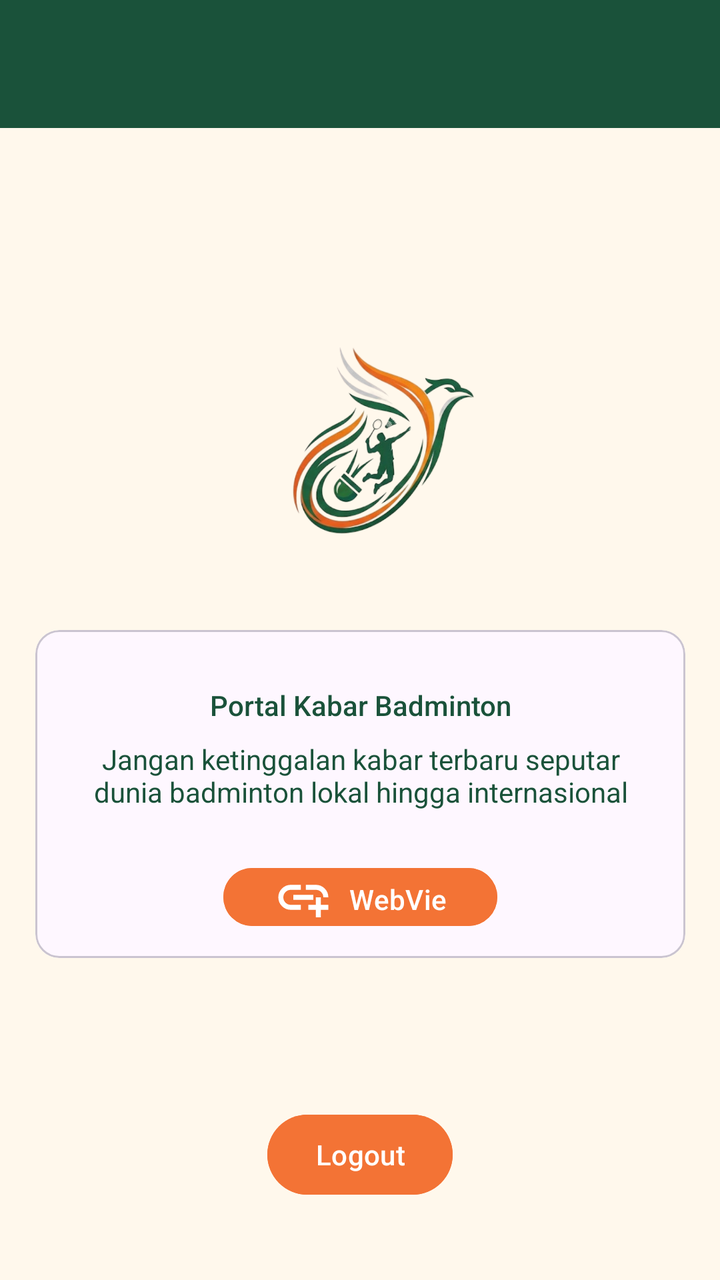
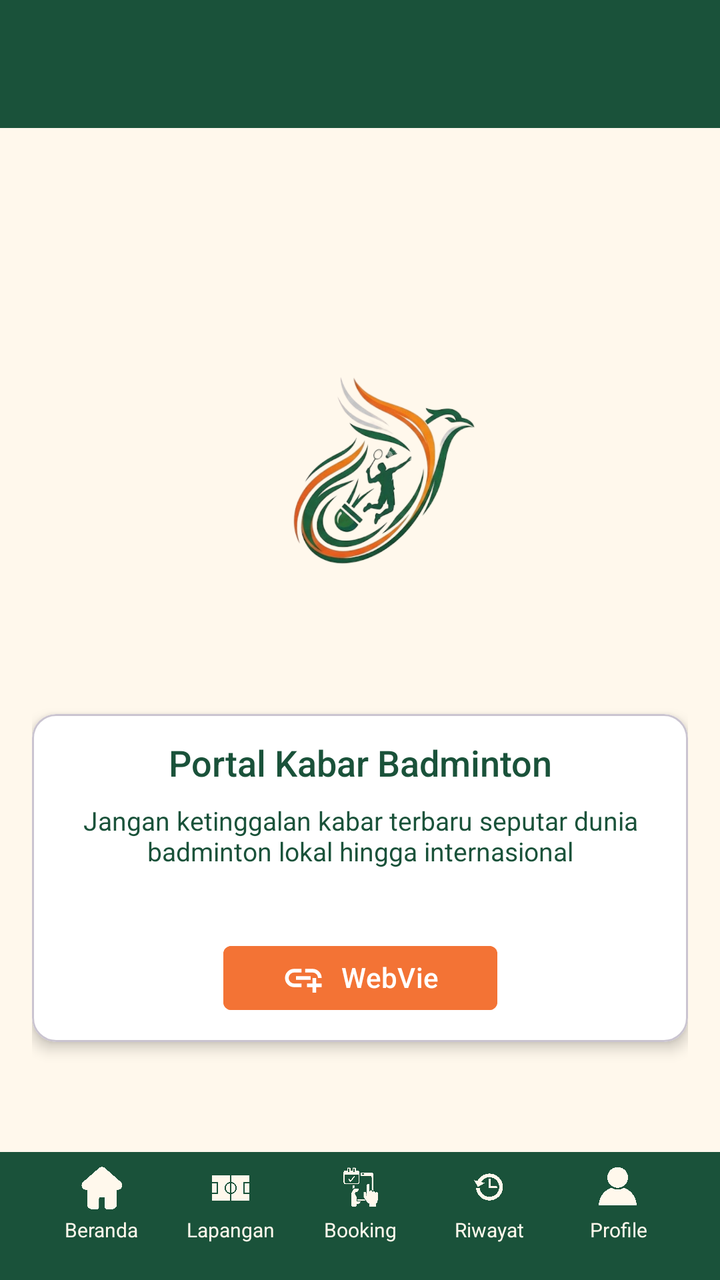

The first picture is an Android layout as it rendered before a commit; the second is the same layout after the commit. The layout source and the unified diff follow.
<!-- AndroidManifest.xml: application theme Theme.ZWAQtela -->
<!-- res/layout/activity_main.xml -->
<?xml version="1.0" encoding="utf-8"?>
<androidx.coordinatorlayout.widget.CoordinatorLayout xmlns:android="http://schemas.android.com/apk/res/android"
    xmlns:app="http://schemas.android.com/apk/res-auto"
    xmlns:tools="http://schemas.android.com/tools"
    android:id="@+id/main"
    android:layout_width="match_parent"
    android:layout_height="match_parent"
    android:background="#1A523A"
    tools:context=".MainActivity">

    <com.google.android.material.appbar.AppBarLayout
        android:id="@+id/appBarLayout"
        android:layout_width="match_parent"
        android:layout_height="match_parent"
        android:background="#FFF8EC">

        <androidx.appcompat.widget.Toolbar
            android:id="@+id/toolbar"
            android:layout_width="match_parent"
            android:layout_height="?attr/actionBarSize"
            android:background="#1A523A"
            app:layout_scrollFlags="scroll|enterAlways"
            app:titleTextColor="#FFFFFF"
            app:subtitleTextColor="#FFFFFF" />

    </com.google.android.material.appbar.AppBarLayout>


    <androidx.constraintlayout.widget.ConstraintLayout
        android:id="@+id/constraintLayout"
        android:layout_width="match_parent"
        android:layout_height="match_parent"
        android:layout_marginTop="131dp">

        <com.google.android.material.card.MaterialCardView
            android:id="@+id/cardWebView"
            android:layout_width="325dp"
            android:layout_height="164dp"
            android:layout_marginTop="184dp"
            app:layout_constraintEnd_toEndOf="parent"
            app:layout_constraintStart_toStartOf="parent"
            app:layout_constraintTop_toTopOf="parent">

            
            <androidx.constraintlayout.widget.ConstraintLayout
                android:layout_width="match_parent"
                android:layout_height="match_parent">

                
                <TextView
                    android:id="@+id/textweb"
                    android:layout_width="280dp"
                    android:layout_height="wrap_content"
                    android:layout_marginTop="28dp"
                    android:fontFamily="sans-serif-medium"
                    android:text="Portal Kabar Badminton"
                    android:textAlignment="center"
                    android:textColor="#1A523A"
                    app:layout_constraintEnd_toEndOf="parent"
                    app:layout_constraintStart_toStartOf="parent"
                    app:layout_constraintTop_toTopOf="parent" />

                
                <TextView
                    android:id="@+id/textView2"
                    android:layout_width="280dp"
                    android:layout_height="wrap_content"
                    android:layout_marginTop="8dp"
                    android:fontFamily="sans-serif"
                    android:text="Jangan ketinggalan kabar terbaru seputar dunia badminton lokal hingga internasional"
                    android:textAlignment="center"
                    android:textColor="#1A523A"
                    app:layout_constraintEnd_toEndOf="parent"
                    app:layout_constraintStart_toStartOf="parent"
                    app:layout_constraintTop_toBottomOf="@id/textweb" />

                <Button
                    android:id="@+id/btnWebView"
                    android:layout_width="137dp"
                    android:layout_height="37dp"
                    android:layout_marginBottom="12dp"
                    android:backgroundTint="#F37335"
                    android:text="WebView"
                    android:textColor="#FFFFFF"
                    app:icon="@drawable/ic_linkk"
                    app:iconGravity="textStart"
                    app:iconSize="30dp"
                    app:layout_constraintBottom_toBottomOf="parent"
                    app:layout_constraintEnd_toEndOf="parent"
                    app:layout_constraintStart_toStartOf="parent" />

            </androidx.constraintlayout.widget.ConstraintLayout>

        </com.google.android.material.card.MaterialCardView>

        <ImageView
            android:id="@+id/imageView2"
            android:layout_width="196dp"
            android:layout_height="195dp"
            app:layout_constraintBottom_toBottomOf="parent"
            app:layout_constraintEnd_toEndOf="parent"
            app:layout_constraintHorizontal_bias="0.498"
            app:layout_constraintStart_toStartOf="parent"
            app:layout_constraintTop_toTopOf="parent"
            app:layout_constraintVertical_bias="0.0"
            app:srcCompat="@drawable/lima" />

        <Button
            android:id="@+id/btnLogout"
            android:layout_width="wrap_content"
            android:layout_height="wrap_content"
            android:text="Logout"
            app:layout_constraintBottom_toBottomOf="parent"
            app:layout_constraintEnd_toEndOf="parent"
            app:layout_constraintStart_toStartOf="parent"
            app:layout_constraintTop_toTopOf="parent"
            android:backgroundTint="#F37335"
            app:layout_constraintVertical_bias="0.916" />


    </androidx.constraintlayout.widget.ConstraintLayout>

</androidx.coordinatorlayout.widget.CoordinatorLayout>
<!-- resources referenced by this layout -->
<resources>
  <!-- drawable ic_linkk (drawable) -->
  <vector xmlns:android="http://schemas.android.com/apk/res/android" android:height="24dp" android:tint="#090909" android:viewportHeight="960" android:viewportWidth="960" android:width="24dp">
        
      <path android:fillColor="@android:color/white" android:pathData="M680,800L680,680L560,680L560,600L680,600L680,480L760,480L760,600L880,600L880,680L760,680L760,800L680,800ZM440,680L280,680Q197,680 138.5,621.5Q80,563 80,480Q80,397 138.5,338.5Q197,280 280,280L440,280L440,360L280,360Q230,360 195,395Q160,430 160,480Q160,530 195,565Q230,600 280,600L440,600L440,680ZM320,520L320,440L640,440L640,520L320,520ZM880,480L800,480Q800,430 765,395Q730,360 680,360L520,360L520,280L680,280Q763,280 821.5,338.5Q880,397 880,480Z"/>
      
  </vector>
  <!-- drawable lima: png bitmap (drawable, 485292 bytes) -->
  <style name="Theme.ZWAQtela" parent="Base.Theme.ZWAQtela" />
  <style name="Base.Theme.ZWAQtela" parent="Theme.Material3.DayNight.NoActionBar">
          
          
      </style>
</resources>

<!-- the commit's change to res/layout/activity_main.xml (unified diff, before → after) -->
@@ -1,122 +1,255 @@
 <?xml version="1.0" encoding="utf-8"?>
-<androidx.coordinatorlayout.widget.CoordinatorLayout xmlns:android="http://schemas.android.com/apk/res/android"
+<androidx.coordinatorlayout.widget.CoordinatorLayout
+    xmlns:android="http://schemas.android.com/apk/res/android"
     xmlns:app="http://schemas.android.com/apk/res-auto"
     xmlns:tools="http://schemas.android.com/tools"
     android:id="@+id/main"
     android:layout_width="match_parent"
     android:layout_height="match_parent"
-    android:background="#1A523A"
+    android:background="#FFF8EC"
     tools:context=".MainActivity">
 
-    <com.google.android.material.appbar.AppBarLayout
-        android:id="@+id/appBarLayout"
+    <androidx.constraintlayout.widget.ConstraintLayout
         android:layout_width="match_parent"
-        android:layout_height="match_parent"
-        android:background="#FFF8EC">
-
-        <androidx.appcompat.widget.Toolbar
-            android:id="@+id/toolbar"
-            android:layout_width="match_parent"
-            android:layout_height="?attr/actionBarSize"
+        android:layout_height="match_parent">
+
+        
+        <com.google.android.material.appbar.AppBarLayout
+            android:id="@+id/appBarLayout"
+            android:layout_width="0dp"
+            android:layout_height="wrap_content"
+            android:background="#FFF8EC"
+            app:layout_constraintTop_toTopOf="parent"
+            app:layout_constraintStart_toStartOf="parent"
+            app:layout_constraintEnd_toEndOf="parent">
+
+            <androidx.appcompat.widget.Toolbar
+                android:id="@+id/toolbar"
+                android:layout_width="match_parent"
+                android:layout_height="?attr/actionBarSize"
+                android:background="#1A523A"
+                app:titleTextColor="#FFFFFF" />
+
+            <ImageView
+                android:id="@+id/imageView12"
+                android:layout_width="136dp"
+                android:layout_height="66dp"
+                android:layout_gravity="center_horizontal"
+                android:contentDescription="Logo Beranda"
+                app:srcCompat="@drawable/beranda" />
+
+        </com.google.android.material.appbar.AppBarLayout>
+
+        
+        <androidx.constraintlayout.widget.ConstraintLayout
+            android:id="@+id/constraintLayout"
+            android:layout_width="0dp"
+            android:layout_height="0dp"
+            android:padding="16dp"
+            app:layout_constraintTop_toBottomOf="@id/appBarLayout"
+            app:layout_constraintBottom_toTopOf="@id/toolbar1"
+            app:layout_constraintStart_toStartOf="parent"
+            app:layout_constraintEnd_toEndOf="parent">
+
+            <ImageView
+                android:id="@+id/imageView2"
+                android:layout_width="196dp"
+                android:layout_height="195dp"
+                android:contentDescription="Ilustrasi badminton"
+                android:scaleType="fitCenter"
+                app:srcCompat="@drawable/lima"
+                app:layout_constraintTop_toTopOf="parent"
+                app:layout_constraintStart_toStartOf="parent"
+                app:layout_constraintEnd_toEndOf="parent" />
+
+            <com.google.android.material.card.MaterialCardView
+                android:id="@+id/cardWebView"
+                android:layout_width="0dp"
+                android:layout_height="164dp"
+                android:layout_marginTop="16dp"
+                app:cardBackgroundColor="#FFFFFF"
+                app:cardCornerRadius="12dp"
+                app:cardElevation="4dp"
+                app:layout_constraintTop_toBottomOf="@id/imageView2"
+                app:layout_constraintStart_toStartOf="parent"
+                app:layout_constraintEnd_toEndOf="parent"
+                app:layout_constraintWidth_max="360dp">
+
+                <androidx.constraintlayout.widget.ConstraintLayout
+                    android:layout_width="match_parent"
+                    android:layout_height="match_parent"
+                    android:padding="12dp">
+
+                    <TextView
+                        android:id="@+id/textweb"
+                        android:layout_width="0dp"
+                        android:layout_height="wrap_content"
+                        android:fontFamily="sans-serif-medium"
+                        android:text="Portal Kabar Badminton"
+                        android:textAlignment="center"
+                        android:textColor="#1A523A"
+                        android:textSize="18sp"
+                        app:layout_constraintTop_toTopOf="parent"
+                        app:layout_constraintStart_toStartOf="parent"
+                        app:layout_constraintEnd_toEndOf="parent" />
+
+                    <TextView
+                        android:id="@+id/textView2"
+                        android:layout_width="0dp"
+                        android:layout_height="wrap_content"
+                        android:layout_marginTop="8dp"
+                        android:text="Jangan ketinggalan kabar terbaru seputar dunia badminton lokal hingga internasional"
+                        android:textAlignment="center"
+                        android:textColor="#1A523A"
+                        android:textSize="13sp"
+                        app:layout_constraintTop_toBottomOf="@id/textweb"
+                        app:layout_constraintStart_toStartOf="parent"
+                        app:layout_constraintEnd_toEndOf="parent" />
+
+                    <com.google.android.material.button.MaterialButton
+                        android:id="@+id/btnWebView"
+                        android:layout_width="137dp"
+                        android:layout_height="40dp"
+                        android:backgroundTint="#F37335"
+                        android:text="WebView"
+                        android:textColor="#FFFFFF"
+                        app:cornerRadius="4dp"
+                        app:icon="@drawable/ic_linkk"
+                        app:iconGravity="textStart"
+                        app:iconSize="22dp"
+                        app:layout_constraintBottom_toBottomOf="parent"
+                        app:layout_constraintStart_toStartOf="parent"
+                        app:layout_constraintEnd_toEndOf="parent" />
+
+                </androidx.constraintlayout.widget.ConstraintLayout>
+            </com.google.android.material.card.MaterialCardView>
+
+        </androidx.constraintlayout.widget.ConstraintLayout>
+
+        
+        <androidx.constraintlayout.widget.ConstraintLayout
+            android:id="@+id/toolbar1"
+            android:layout_width="0dp"
+            android:layout_height="64dp"
             android:background="#1A523A"
-            app:layout_scrollFlags="scroll|enterAlways"
-            app:titleTextColor="#FFFFFF"
-            app:subtitleTextColor="#FFFFFF" />
-
-    </com.google.android.material.appbar.AppBarLayout>
-
-
-    <androidx.constraintlayout.widget.ConstraintLayout
-        android:id="@+id/constraintLayout"
-        android:layout_width="match_parent"
-        android:layout_height="match_parent"
-        android:layout_marginTop="131dp">
-
-        <com.google.android.material.card.MaterialCardView
-            android:id="@+id/cardWebView"
-            android:layout_width="325dp"
-            android:layout_height="164dp"
-            android:layout_marginTop="184dp"
-            app:layout_constraintEnd_toEndOf="parent"
+            android:paddingTop="4dp"
+            android:paddingBottom="2dp"
+            app:layout_constraintBottom_toBottomOf="parent"
             app:layout_constraintStart_toStartOf="parent"
-            app:layout_constraintTop_toTopOf="parent">
-
-            
-            <androidx.constraintlayout.widget.ConstraintLayout
-                android:layout_width="match_parent"
-                android:layout_height="match_parent">
-
-                
-                <TextView
-                    android:id="@+id/textweb"
-                    android:layout_width="280dp"
-                    android:layout_height="wrap_content"
-                    android:layout_marginTop="28dp"
-                    android:fontFamily="sans-serif-medium"
-                    android:text="Portal Kabar Badminton"
-                    android:textAlignment="center"
-                    android:textColor="#1A523A"
-                    app:layout_constraintEnd_toEndOf="parent"
-                    app:layout_constraintStart_toStartOf="parent"
-                    app:layout_constraintTop_toTopOf="parent" />
-
-                
-                <TextView
-                    android:id="@+id/textView2"
-                    android:layout_width="280dp"
-                    android:layout_height="wrap_content"
-                    android:layout_marginTop="8dp"
-                    android:fontFamily="sans-serif"
-                    android:text="Jangan ketinggalan kabar terbaru seputar dunia badminton lokal hingga internasional"
-                    android:textAlignment="center"
-                    android:textColor="#1A523A"
-                    app:layout_constraintEnd_toEndOf="parent"
-                    app:layout_constraintStart_toStartOf="parent"
-                    app:layout_constraintTop_toBottomOf="@id/textweb" />
-
-                <Button
-                    android:id="@+id/btnWebView"
-                    android:layout_width="137dp"
-                    android:layout_height="37dp"
-                    android:layout_marginBottom="12dp"
-                    android:backgroundTint="#F37335"
-                    android:text="WebView"
-                    android:textColor="#FFFFFF"
-                    app:icon="@drawable/ic_linkk"
-                    app:iconGravity="textStart"
-                    app:iconSize="30dp"
-                    app:layout_constraintBottom_toBottomOf="parent"
-                    app:layout_constraintEnd_toEndOf="parent"
-                    app:layout_constraintStart_toStartOf="parent" />
-
-            </androidx.constraintlayout.widget.ConstraintLayout>
-
-        </com.google.android.material.card.MaterialCardView>
-
-        <ImageView
-            android:id="@+id/imageView2"
-            android:layout_width="196dp"
-            android:layout_height="195dp"
-            app:layout_constraintBottom_toBottomOf="parent"
-            app:layout_constraintEnd_toEndOf="parent"
-            app:layout_constraintHorizontal_bias="0.498"
-            app:layout_constraintStart_toStartOf="parent"
-            app:layout_constraintTop_toTopOf="parent"
-            app:layout_constraintVertical_bias="0.0"
-            app:srcCompat="@drawable/lima" />
-
-        <Button
-            android:id="@+id/btnLogout"
-            android:layout_width="wrap_content"
-            android:layout_height="wrap_content"
-            android:text="Logout"
-            app:layout_constraintBottom_toBottomOf="parent"
-            app:layout_constraintEnd_toEndOf="parent"
-            app:layout_constraintStart_toStartOf="parent"
-            app:layout_constraintTop_toTopOf="parent"
-            android:backgroundTint="#F37335"
-            app:layout_constraintVertical_bias="0.916" />
-
+            app:layout_constraintEnd_toEndOf="parent">
+
+            
+            <ImageView
+                android:id="@+id/imageBeranda"
+                android:layout_width="28dp"
+                android:layout_height="28dp"
+                android:contentDescription="Beranda"
+                android:src="@drawable/beranda"
+                app:layout_constraintEnd_toStartOf="@id/imagelapangan"
+                app:layout_constraintHorizontal_chainStyle="spread"
+                app:layout_constraintStart_toStartOf="parent"
+                app:layout_constraintTop_toTopOf="parent" />
+
+            <TextView
+                android:id="@+id/textberanda"
+                android:layout_width="wrap_content"
+                android:layout_height="wrap_content"
+                android:text="Beranda"
+                android:textColor="#FFF8EC"
+                android:textSize="10sp"
+                app:layout_constraintTop_toBottomOf="@id/imageBeranda"
+                app:layout_constraintStart_toStartOf="@id/imageBeranda"
+                app:layout_constraintEnd_toEndOf="@id/imageBeranda" />
+
+            
+            <ImageView
+                android:id="@+id/imagelapangan"
+                android:layout_width="28dp"
+                android:layout_height="28dp"
+                android:contentDescription="Lapangan"
+                android:src="@drawable/lapangan"
+                app:layout_constraintStart_toEndOf="@id/imageBeranda"
+                app:layout_constraintEnd_toStartOf="@id/imageboking"
+                app:layout_constraintTop_toTopOf="parent" />
+
+            <TextView
+                android:id="@+id/textlapangan"
+                android:layout_width="wrap_content"
+                android:layout_height="wrap_content"
+                android:text="Lapangan"
+                android:textColor="#FFF8EC"
+                android:textSize="10sp"
+                app:layout_constraintTop_toBottomOf="@id/imagelapangan"
+                app:layout_constraintStart_toStartOf="@id/imagelapangan"
+                app:layout_constraintEnd_toEndOf="@id/imagelapangan" />
+
+            
+            <ImageView
+                android:id="@+id/imageboking"
+                android:layout_width="28dp"
+                android:layout_height="28dp"
+                android:contentDescription="Booking"
+                android:src="@drawable/booking"
+                app:layout_constraintStart_toEndOf="@id/imagelapangan"
+                app:layout_constraintEnd_toStartOf="@id/imageriwayat"
+                app:layout_constraintTop_toTopOf="parent" />
+
+            <TextView
+                android:id="@+id/textpbooking"
+                android:layout_width="wrap_content"
+                android:layout_height="wrap_content"
+                android:text="Booking"
+                android:textColor="#FFF8EC"
+                android:textSize="10sp"
+                app:layout_constraintTop_toBottomOf="@id/imageboking"
+                app:layout_constraintStart_toStartOf="@id/imageboking"
+                app:layout_constraintEnd_toEndOf="@id/imageboking" />
+
+            
+            <ImageView
+                android:id="@+id/imageriwayat"
+                android:layout_width="28dp"
+                android:layout_height="28dp"
+                android:contentDescription="Riwayat"
+                android:src="@drawable/riwayat"
+                app:layout_constraintStart_toEndOf="@id/imageboking"
+                app:layout_constraintEnd_toStartOf="@id/imageprofilee"
+                app:layout_constraintTop_toTopOf="parent" />
+
+            <TextView
+                android:id="@+id/textriwayat"
+                android:layout_width="wrap_content"
+                android:layout_height="wrap_content"
+                android:text="Riwayat"
+                android:textColor="#FFF8EC"
+                android:textSize="10sp"
+                app:layout_constraintTop_toBottomOf="@id/imageriwayat"
+                app:layout_constraintStart_toStartOf="@id/imageriwayat"
+                app:layout_constraintEnd_toEndOf="@id/imageriwayat" />
+
+            
+            <ImageView
+                android:id="@+id/imageprofilee"
+                android:layout_width="28dp"
+                android:layout_height="28dp"
+                android:contentDescription="Profile"
+                android:src="@drawable/profilee"
+                app:layout_constraintStart_toEndOf="@id/imageriwayat"
+                app:layout_constraintEnd_toEndOf="parent"
+                app:layout_constraintTop_toTopOf="parent" />
+
+            <TextView
+                android:id="@+id/textprofile"
+                android:layout_width="wrap_content"
+                android:layout_height="wrap_content"
+                android:text="Profile"
+                android:textColor="#FFF8EC"
+                android:textSize="10sp"
+                app:layout_constraintTop_toBottomOf="@id/imageprofilee"
+                app:layout_constraintStart_toStartOf="@id/imageprofilee"
+                app:layout_constraintEnd_toEndOf="@id/imageprofilee" />
+
+        </androidx.constraintlayout.widget.ConstraintLayout>
 
     </androidx.constraintlayout.widget.ConstraintLayout>
 
<!-- resource entries referenced after the edit -->
@@ -1,12 +1,17 @@
 <!-- resources referenced by this layout -->
 <resources>
+  <!-- drawable beranda: png bitmap (drawable, 21874 bytes) -->
+  <!-- drawable booking: png bitmap (drawable, 32956 bytes) -->
   <!-- drawable ic_linkk (drawable) -->
   <vector xmlns:android="http://schemas.android.com/apk/res/android" android:height="24dp" android:tint="#090909" android:viewportHeight="960" android:viewportWidth="960" android:width="24dp">
         
       <path android:fillColor="@android:color/white" android:pathData="M680,800L680,680L560,680L560,600L680,600L680,480L760,480L760,600L880,600L880,680L760,680L760,800L680,800ZM440,680L280,680Q197,680 138.5,621.5Q80,563 80,480Q80,397 138.5,338.5Q197,280 280,280L440,280L440,360L280,360Q230,360 195,395Q160,430 160,480Q160,530 195,565Q230,600 280,600L440,600L440,680ZM320,520L320,440L640,440L640,520L320,520ZM880,480L800,480Q800,430 765,395Q730,360 680,360L520,360L520,280L680,280Q763,280 821.5,338.5Q880,397 880,480Z"/>
       
   </vector>
+  <!-- drawable lapangan: png bitmap (drawable, 23291 bytes) -->
   <!-- drawable lima: png bitmap (drawable, 485292 bytes) -->
+  <!-- drawable profilee: png bitmap (drawable, 25215 bytes) -->
+  <!-- drawable riwayat: png bitmap (drawable, 29069 bytes) -->
   <style name="Theme.ZWAQtela" parent="Base.Theme.ZWAQtela" />
   <style name="Base.Theme.ZWAQtela" parent="Theme.Material3.DayNight.NoActionBar">
           
